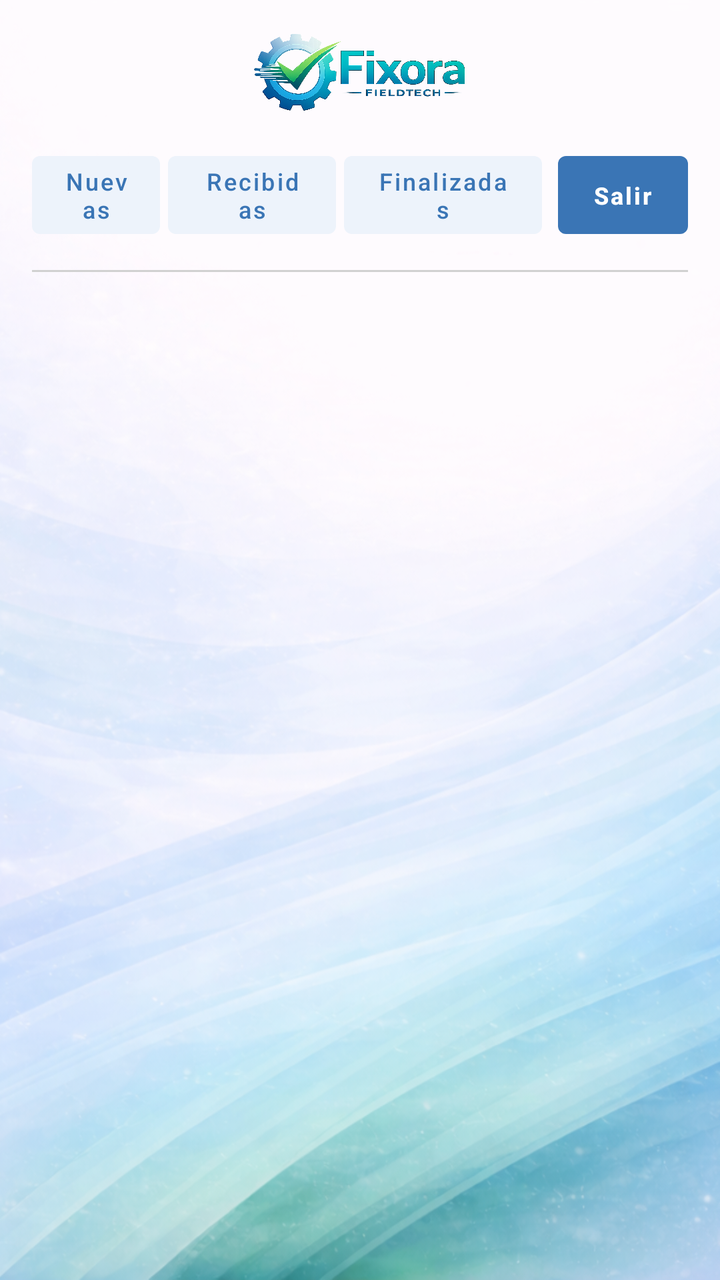
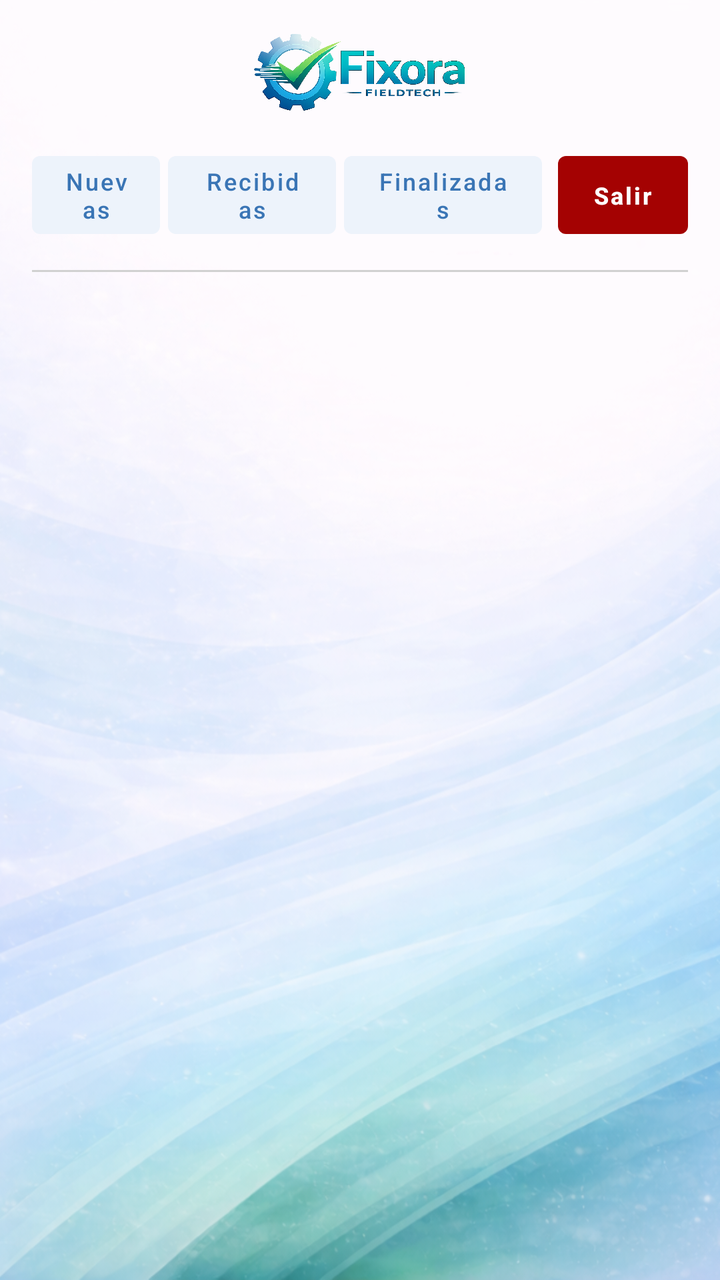

Compare the two renders of this Android layout. The source of the first and the diff that turns it into the second are given below.
<!-- AndroidManifest.xml: application theme Theme.GestionaveriasmovilequipoTYNSolutions -->
<!-- res/layout/fragment_listado_averias.xml -->
<?xml version="1.0" encoding="utf-8"?>
<androidx.constraintlayout.widget.ConstraintLayout
    xmlns:android="http://schemas.android.com/apk/res/android"
    xmlns:app="http://schemas.android.com/apk/res-auto"
    android:layout_width="match_parent"
    android:layout_height="match_parent"
    android:background="@drawable/fondo_interfaz_android"
    android:padding="16dp">

    <ImageView
        android:id="@+id/ivHeaderLogo"
        android:layout_width="140dp"
        android:layout_height="40dp"
        android:src="@drawable/logo_app_android"
        android:scaleType="fitCenter"
        app:layout_constraintEnd_toEndOf="parent"
        app:layout_constraintStart_toStartOf="parent"
        app:layout_constraintTop_toTopOf="parent" />

    <LinearLayout
        android:id="@+id/layoutFiltros"
        android:layout_width="match_parent"
        android:layout_height="wrap_content"
        android:orientation="horizontal"
        android:gravity="center_vertical"
        android:layout_marginTop="16dp"
        app:layout_constraintTop_toBottomOf="@id/ivHeaderLogo">

        <com.google.android.material.button.MaterialButton
            android:id="@+id/btnFiltroNuevas"
            style="@style/Widget.MaterialComponents.Button.UnelevatedButton"
            android:layout_width="16dp"
            android:layout_height="match_parent"
            android:layout_marginEnd="4dp"
            android:layout_weight="1"
            android:text="Nuevas"
            android:textAllCaps="false"
            android:textColor="#3A75B5"
            android:textSize="12sp"
            app:backgroundTint="#EDF3FB"
            app:cornerRadius="4dp"
            app:paddingEnd="4dp"
            app:paddingStart="4dp" />

        <com.google.android.material.button.MaterialButton
            android:id="@+id/btnFiltroRecibidas"
            style="@style/Widget.MaterialComponents.Button.UnelevatedButton"
            android:layout_width="36dp"
            android:layout_height="match_parent"
            android:layout_marginEnd="4dp"
            android:layout_weight="1"
            android:text="Recibidas"
            android:textAllCaps="false"
            android:textColor="#3A75B5"
            android:textSize="12sp"
            app:backgroundTint="#EDF3FB"
            app:cornerRadius="4dp"
            app:paddingEnd="4dp"
            app:paddingStart="4dp" />

        <com.google.android.material.button.MaterialButton
            android:id="@+id/btnFiltroFinalizadas"
            style="@style/Widget.MaterialComponents.Button.UnelevatedButton"
            android:layout_width="51dp"
            android:layout_height="51dp"
            android:layout_marginEnd="8dp"
            android:layout_weight="1"
            android:text="Finalizadas"
            android:textAllCaps="false"
            android:textColor="#3A75B5"
            android:textSize="12sp"
            app:backgroundTint="#EDF3FB"
            app:cornerRadius="4dp"
            app:paddingEnd="4dp"
            app:paddingStart="4dp" />

        <com.google.android.material.button.MaterialButton
            android:id="@+id/btnCerrarSesion"
            style="@style/Widget.MaterialComponents.Button.UnelevatedButton"
            android:layout_width="65dp"
            android:layout_height="51dp"
            android:text="Salir"
            android:textAllCaps="false"
            android:textColor="#FFFFFF"
            android:textSize="12sp"
            android:textStyle="bold"
            app:backgroundTint="#3A75B5"
            app:cornerRadius="4dp"
            app:paddingEnd="4dp"
            app:paddingStart="4dp" />
    </LinearLayout>

    <View
        android:id="@+id/divisorLinea"
        android:layout_width="match_parent"
        android:layout_height="1dp"
        android:layout_marginTop="12dp"
        android:background="#D1D1D1"
        app:layout_constraintTop_toBottomOf="@id/layoutFiltros" />

    <androidx.recyclerview.widget.RecyclerView
        android:id="@+id/rvAverias"
        android:layout_width="match_parent"
        android:layout_height="0dp"
        android:layout_marginTop="12dp"
        app:layoutManager="androidx.recyclerview.widget.LinearLayoutManager"
        app:layout_constraintBottom_toBottomOf="parent"
        app:layout_constraintTop_toBottomOf="@id/divisorLinea" />

</androidx.constraintlayout.widget.ConstraintLayout>
<!-- resources referenced by this layout -->
<resources>
  <!-- drawable fondo_interfaz_android: png bitmap (drawable, 527816 bytes) -->
  <!-- drawable logo_app_android: png bitmap (drawable, 470726 bytes) -->
  <style name="Theme.GestionaveriasmovilequipoTYNSolutions" parent="Base.Theme.GestionaveriasmovilequipoTYNSolutions" />
  <style name="Base.Theme.GestionaveriasmovilequipoTYNSolutions" parent="Theme.Material3.DayNight.NoActionBar">
          
          
      </style>
</resources>

<!-- the commit's change to res/layout/fragment_listado_averias.xml (unified diff, before → after) -->
@@ -9,6 +9,7 @@
 
     <ImageView
         android:id="@+id/ivHeaderLogo"
+        android:contentDescription="@null"
         android:layout_width="140dp"
         android:layout_height="40dp"
         android:src="@drawable/logo_app_android"
@@ -33,7 +34,7 @@
             android:layout_height="match_parent"
             android:layout_marginEnd="4dp"
             android:layout_weight="1"
-            android:text="Nuevas"
+            android:text="@string/nuevas"
             android:textAllCaps="false"
             android:textColor="#3A75B5"
             android:textSize="12sp"
@@ -49,7 +50,7 @@
             android:layout_height="match_parent"
             android:layout_marginEnd="4dp"
             android:layout_weight="1"
-            android:text="Recibidas"
+            android:text="@string/recibidas"
             android:textAllCaps="false"
             android:textColor="#3A75B5"
             android:textSize="12sp"
@@ -65,7 +66,7 @@
             android:layout_height="51dp"
             android:layout_marginEnd="8dp"
             android:layout_weight="1"
-            android:text="Finalizadas"
+            android:text="@string/finalizadas"
             android:textAllCaps="false"
             android:textColor="#3A75B5"
             android:textSize="12sp"
@@ -79,12 +80,12 @@
             style="@style/Widget.MaterialComponents.Button.UnelevatedButton"
             android:layout_width="65dp"
             android:layout_height="51dp"
-            android:text="Salir"
+            android:text="@string/salir"
             android:textAllCaps="false"
             android:textColor="#FFFFFF"
             android:textSize="12sp"
             android:textStyle="bold"
-            app:backgroundTint="#3A75B5"
+            app:backgroundTint="#A40202"
             app:cornerRadius="4dp"
             app:paddingEnd="4dp"
             app:paddingStart="4dp" />
<!-- resource entries referenced after the edit -->
@@ -2,6 +2,10 @@
 <resources>
   <!-- drawable fondo_interfaz_android: png bitmap (drawable, 527816 bytes) -->
   <!-- drawable logo_app_android: png bitmap (drawable, 470726 bytes) -->
+  <string name="finalizadas">Finalizadas</string>
+  <string name="nuevas">Nuevas</string>
+  <string name="recibidas">Recibidas</string>
+  <string name="salir">Salir</string>
   <style name="Theme.GestionaveriasmovilequipoTYNSolutions" parent="Base.Theme.GestionaveriasmovilequipoTYNSolutions" />
   <style name="Base.Theme.GestionaveriasmovilequipoTYNSolutions" parent="Theme.Material3.DayNight.NoActionBar">
           
